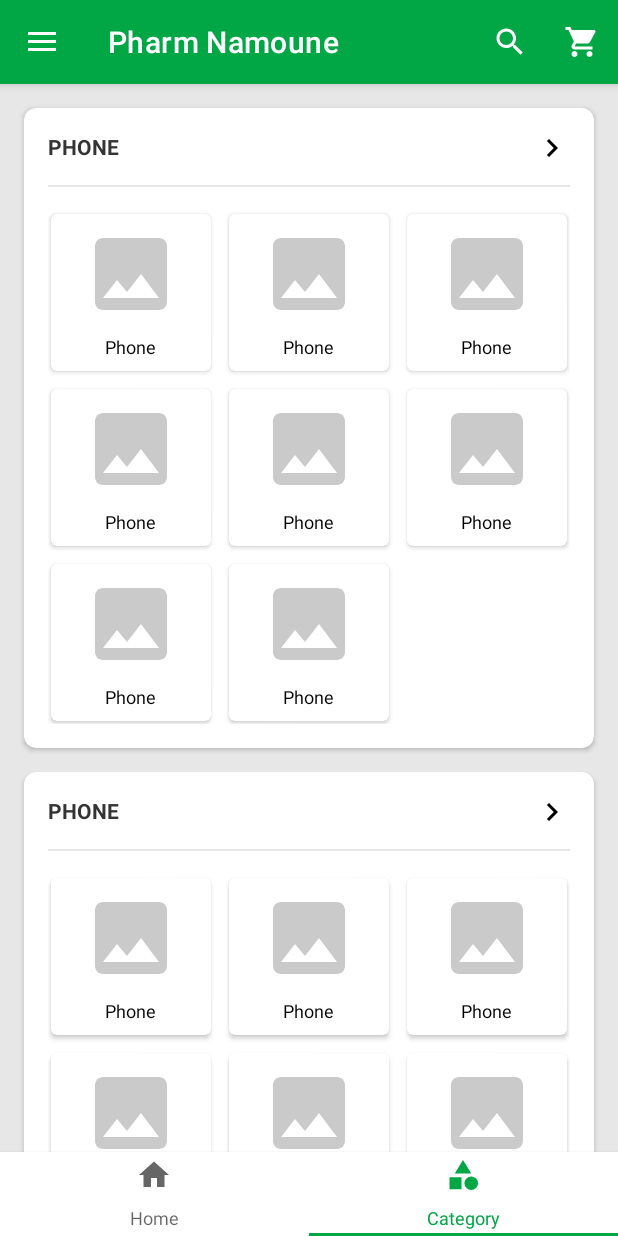
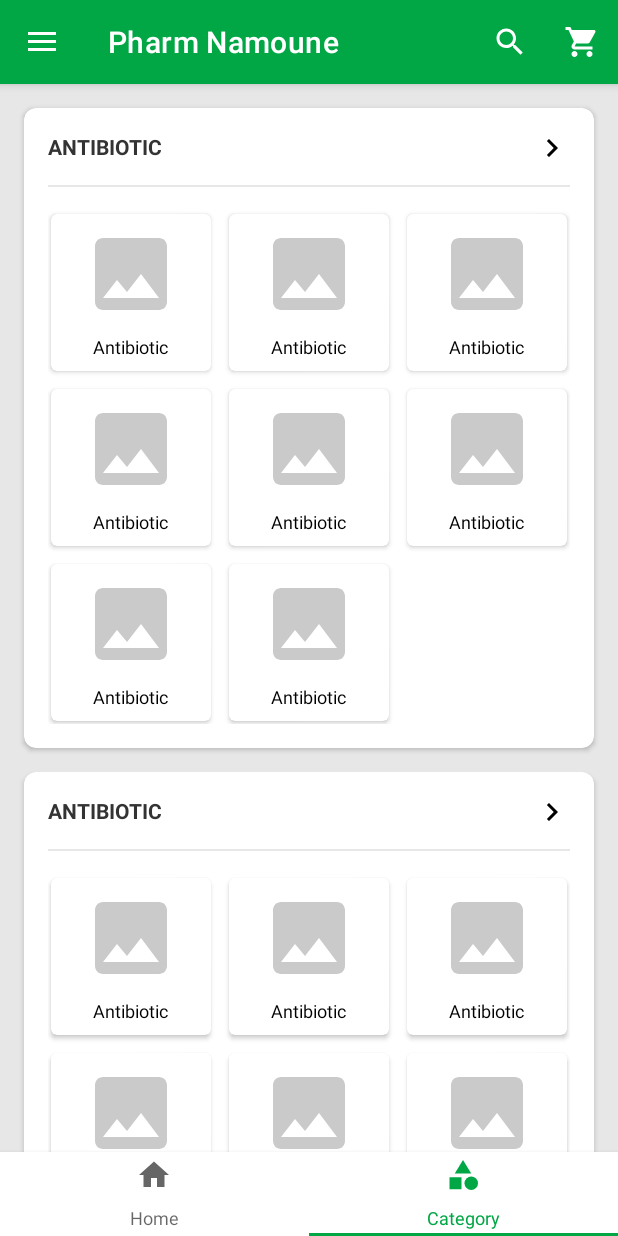
Before and after one commit to DonaldNyagwande/TechLabEcommerce, an Android app: the screen it shows after launch (MainActivity), item 2 of the bottom bar chosen, on a phone screen of 412 x 824 dp. Run offline under Robolectric (Android 15) with nearby library versions, the phone set to English and light mode, and no system bars; our stand-ins replace ButterKnife, Picasso, Shimmer; pictures from the network do not load.

Commit message:
change fake data

```diff
--- a/app/src/main/java/com/mobidal/pharmacynamoune/fragment/CategoryFragment.java
+++ b/app/src/main/java/com/mobidal/pharmacynamoune/fragment/CategoryFragment.java
@@ -74,8 +74,8 @@ public class CategoryFragment extends Fragment implements PrimaryCategoryAdapter
     private void loadCategoryList() {
         // TODO load category list
         Category category =
-                new Category(1, "Phone", "",
-                "https://dz.jumia.is/unsafe/fit-in/680x680/filters:fill(white)/product/55/5423/1.jpg?8047",
+                new Category(1, "Antibiotic", "",
+                "https://www.pharma-medicaments.com/wp-content/uploads/2022/01/3304746.jpg",
                 null);
 
         List<Category> categoryList = new ArrayList<>();
@@ -90,7 +90,7 @@ public class CategoryFragment extends Fragment implements PrimaryCategoryAdapter
         categoryList.add(category);
 
         Category primaryCategory =
-                new Category(1, "Phone", "", null, categoryList);
+                new Category(1, "Antibiotic", "", null, categoryList);
 
         List<Category> primaryCategoryList = new ArrayList<>();
 
--- a/app/src/main/java/com/mobidal/pharmacynamoune/fragment/HomeFragment.java
+++ b/app/src/main/java/com/mobidal/pharmacynamoune/fragment/HomeFragment.java
@@ -92,8 +92,8 @@ public class HomeFragment extends Fragment implements SecondaryCategoryAdapter.O
         List<Category> categoryList = new ArrayList<>();
 
         Category category =
-                new Category(1, "Phone", "",
-                        "https://dz.jumia.is/unsafe/fit-in/680x680/filters:fill(white)/product/55/5423/1.jpg?8047",
+                new Category(1, "Antibiotic", "",
+                        "https://www.pharma-medicaments.com/wp-content/uploads/2022/01/3304746.jpg",
                         null);
 
         categoryList.add(category);
@@ -134,9 +134,9 @@ public class HomeFragment extends Fragment implements SecondaryCategoryAdapter.O
     private void loadIntroCategoryList() {
         // TODO load intro category
         Product product =
-                new Product(1, "Oppo", "Oppo A31",
-                        "Simple description", 24000,
-                        "https://dz.jumia.is/unsafe/fit-in/680x680/filters:fill(white)/product/55/5423/1.jpg?8047",
+                new Product(1, "Doliprane", "Doliprane 1000mg",
+                        "Douleurs et fievre", 300,
+                        "https://www.pharma-medicaments.com/wp-content/uploads/2022/01/3304746.jpg",
                         null, 120, null);
 
         List<Product> productList = new ArrayList<>();
@@ -147,7 +147,7 @@ public class HomeFragment extends Fragment implements SecondaryCategoryAdapter.O
         productList.add(product);
 
         IntroCategory introCategory =
-                new IntroCategory(1, "Phone", "Get the best deal today",
+                new IntroCategory(1, "Antibiotic", "Get the best deal today",
                         productList);
 
         List<IntroCategory> introCategoryList = new ArrayList<>();
```
